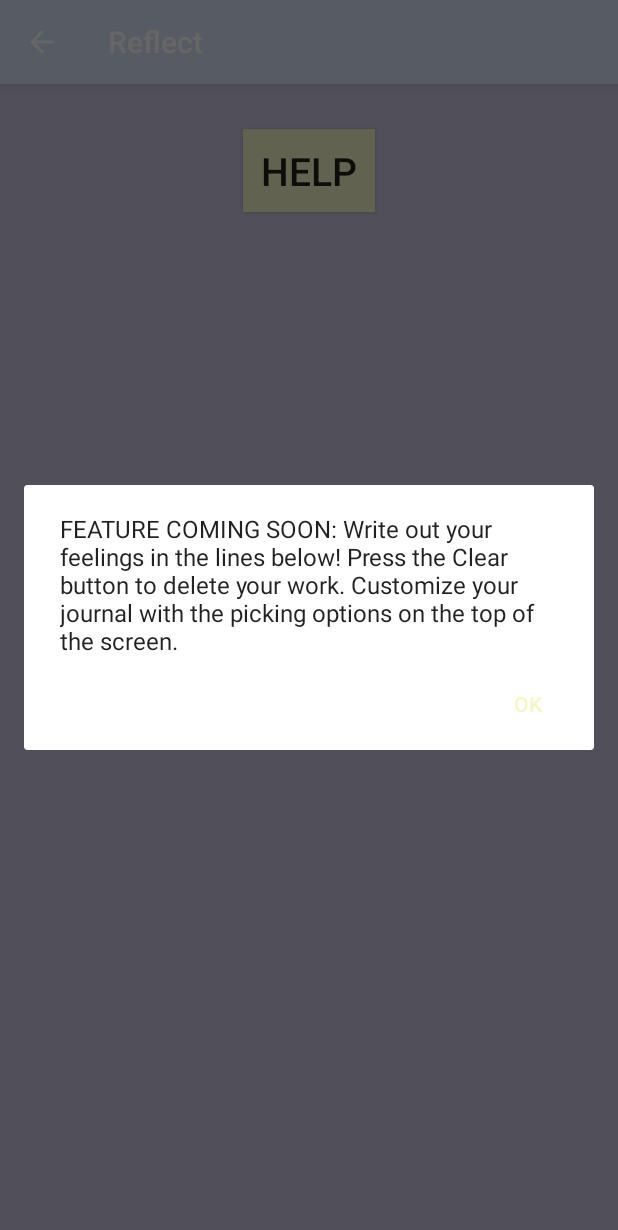
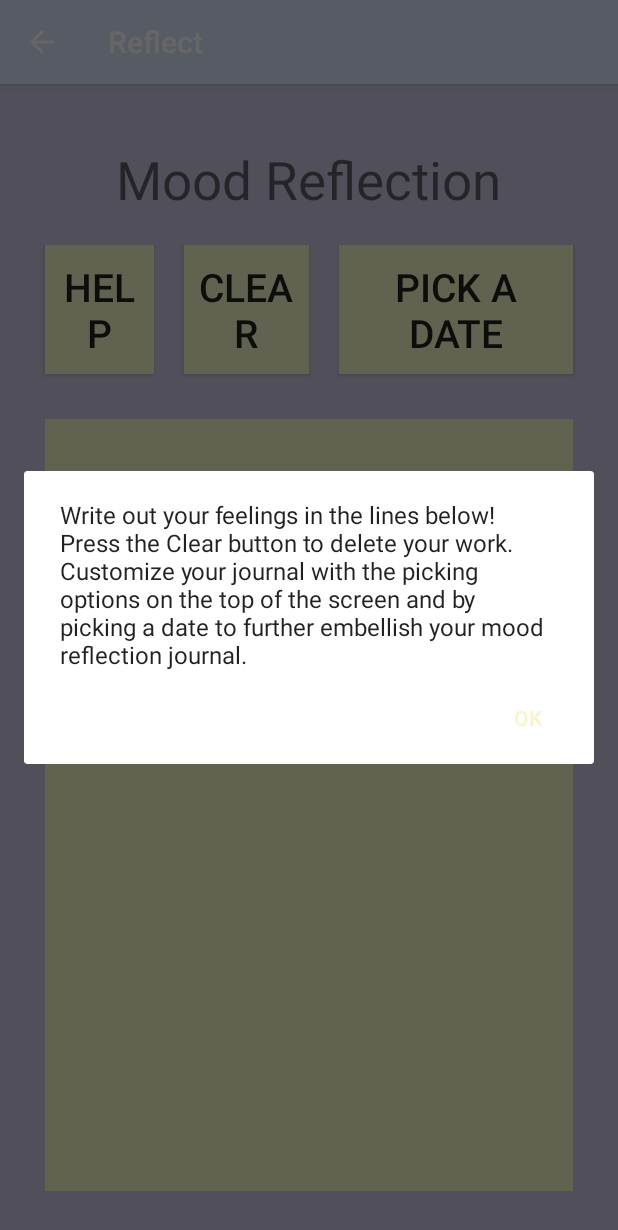
Before and after one commit to hamiltona21/RelaxReferReflect, an Android app: the ReflectActivity screen opened directly, with no data from a screen before it, after a tap on "HELP", on a phone screen of 412 x 824 dp. Shown: the top 1230 px of the screen. Run offline under Robolectric (Android 15) with nearby library versions, the phone set to English and light mode, and no system bars.

Commit message:
10th commit

```diff
--- a/app/src/main/java/ashleyhamilton/honorsmobileapps/relaxreferreflect/ReflectActivity.java
+++ b/app/src/main/java/ashleyhamilton/honorsmobileapps/relaxreferreflect/ReflectActivity.java
@@ -8,20 +8,23 @@ import android.media.MediaPlayer;
 import android.os.Bundle;
 import android.view.View;
 import android.widget.Button;
+import android.widget.EditText;
 
 public class ReflectActivity extends AppCompatActivity {
-
+    EditText journal;
     @Override
     protected void onCreate(Bundle savedInstanceState) {
         super.onCreate(savedInstanceState);
         setContentView(R.layout.activity_reflect);
         Button help=findViewById(R.id.help_reflect);
+        journal=findViewById(R.id.editText);
+        Button clear=findViewById(R.id.clear);
         View.OnClickListener myListener = new View.OnClickListener() {
             @Override
             public void onClick(View v) {
                 if(v.getId() == R.id.help_reflect) {
                     AlertDialog.Builder alertDialogBuilder = new AlertDialog.Builder(ReflectActivity.this);
-                    alertDialogBuilder.setMessage("FEATURE COMING SOON: Write out your feelings in the lines below! Press the Clear button to delete your work. Customize your journal with the picking options on the top of the screen.");
+                    alertDialogBuilder.setMessage("Write out your feelings in the lines below! Press the Clear button to delete your work. Customize your journal with the picking options on the top of the screen and by picking a date to further embellish your mood reflection journal.");
                     alertDialogBuilder.setPositiveButton("OK",
                             new DialogInterface.OnClickListener() {
                                 @Override
@@ -32,9 +35,13 @@ public class ReflectActivity extends AppCompatActivity {
                     AlertDialog alertDialog = alertDialogBuilder.create();
                     alertDialog.show();
                 }
+                if(v.getId() == R.id.clear) {
+                    journal.setText("");
+                }
 
             }
         };
         help.setOnClickListener(myListener);
+        clear.setOnClickListener(myListener);
     }
 }
--- a/app/src/main/res/layout/activity_reflect.xml
+++ b/app/src/main/res/layout/activity_reflect.xml
@@ -1,22 +1,75 @@
 <?xml version="1.0" encoding="utf-8"?>
-<RelativeLayout xmlns:android="http://schemas.android.com/apk/res/android"
+<LinearLayout xmlns:android="http://schemas.android.com/apk/res/android"
     xmlns:app="http://schemas.android.com/apk/res-auto"
     xmlns:tools="http://schemas.android.com/tools"
     android:layout_width="match_parent"
     android:layout_height="match_parent"
     tools:context=".ReflectActivity"
     android:background="@color/colorPrimaryDark"
-    android:padding="20dp">
-    <Button
+    android:padding="20dp"
+    android:orientation="vertical">
+    <TextView
         android:layout_width="wrap_content"
         android:layout_height="wrap_content"
-        android:text="@string/help"
+        android:text="@string/mood_reflection"
+        android:layout_margin="10dp"
+        android:textSize="35sp"
+        android:layout_gravity="center_horizontal"
+        android:id="@+id/title"
+        android:padding="10dp"
+        />
+    <LinearLayout
+        android:layout_width="wrap_content"
+        android:layout_height="wrap_content">
+    <Button
+    android:layout_width="0dp"
+    android:layout_weight="1"
+    android:layout_height="match_parent"
+    android:text="@string/help"
+    android:background="@color/colorAccent"
+    android:layout_margin="10dp"
+    android:textSize="26sp"
+    android:id="@+id/help_reflect"
+    android:padding="10dp"
+    android:layout_gravity="center_horizontal"
+    />
+    <Button
+        android:layout_width="0dp"
+        android:layout_weight="1"
+        android:layout_height="match_parent"
+        android:text="@string/clear"
         android:background="@color/colorAccent"
         android:layout_margin="10dp"
         android:textSize="26sp"
-        android:layout_centerHorizontal="true"
-        android:id="@+id/help_reflect"
+        android:id="@+id/clear"
         android:padding="10dp"
+        android:layout_gravity="center_horizontal"
+        />
+    <Button
+        android:layout_width="0dp"
+        android:layout_weight="1"
+        android:layout_height="wrap_content"
+        android:text="@string/pick_a_date"
+        android:background="@color/colorAccent"
+        android:layout_margin="10dp"
+        android:textSize="26sp"
+        android:id="@+id/date"
+        android:padding="10dp"
+        android:layout_gravity="center_horizontal"
+        />
+    </LinearLayout>
+    <EditText
+        android:layout_width="match_parent"
+        android:layout_height="0dp"
+        android:layout_weight="1"
+        android:background="@color/colorAccent"
+        android:layout_margin="10dp"
+        android:textSize="26sp"
+        android:layout_gravity="center_horizontal"
+        android:id="@+id/editText"
+        android:padding="10dp"
+        android:inputType="textMultiLine"
         />
 
-</RelativeLayout>
+
+</LinearLayout>
--- a/app/src/main/res/values/strings.xml
+++ b/app/src/main/res/values/strings.xml
@@ -6,4 +6,7 @@
     <string name="spaceHolder">Inspirational Quote</string>
     <string name="stop_all">Stop all</string>
     <string name="help">help</string>
+    <string name="mood_reflection">Mood Reflection</string>
+    <string name="clear">Clear</string>
+    <string name="pick_a_date">Pick a date</string>
 </resources>
```
